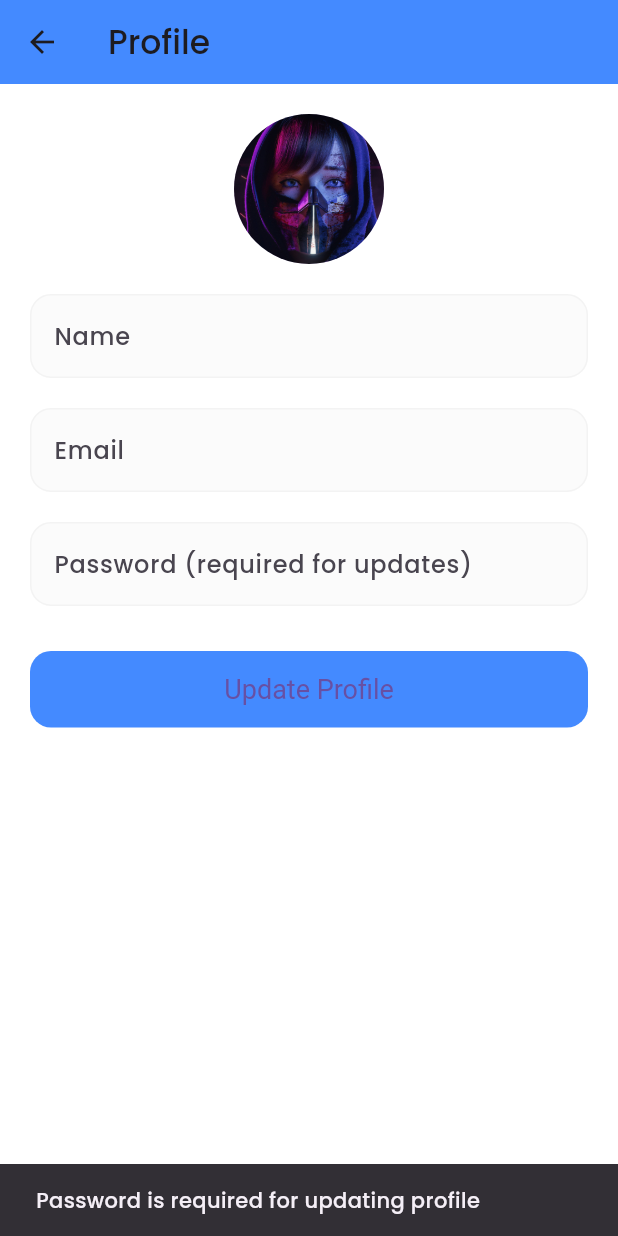
After one commit to afiqamrii/learn_buddy_project, a Flutter app: the ProfileScreen screen opened directly, after a tap on "Update Profile", on a phone screen of 412 x 824 dp. The commit adds this screen. Run offline on Flutter 3.47's test engine with Material 3 defaults, Android fonts, the phone set to English and light mode, and no system bars; our stand-ins replace cloud_firestore, firebase_auth, firebase_core, flutter_svg; accounts and stored records are empty.

Commit message:
new changes

```diff
--- /dev/null
+++ b/lib/auth/firestore_service.dart
@@ -0,0 +1,51 @@
+import 'package:cloud_firestore/cloud_firestore.dart';
+import 'package:firebase_auth/firebase_auth.dart';
+
+class FirestoreService {
+  final FirebaseFirestore _db = FirebaseFirestore.instance;
+  final FirebaseAuth _auth = FirebaseAuth.instance;
+
+  Future<void> updateUserProfile(String name, String email, String password) async {
+    try {
+      User? user = _auth.currentUser;
+
+      if (user != null) {
+        // Create AuthCredential using email and password for re-authentication
+        AuthCredential credential = EmailAuthProvider.credential(
+          email: user.email!, // Use the current email of the user
+          password: password, // Use the password provided by the user
+        );
+
+        // Re-authenticate the user
+        await user.reauthenticateWithCredential(credential);
+
+        // Update Firestore with the new data
+        await _db.collection('users').doc(user.uid).update({
+          'name': name,
+          'email': email,
+        });
+
+        // Update Firebase Authentication profile info
+        await user.updateEmail(email);
+        await user.updateDisplayName(name);
+      }
+    } catch (e) {
+      print('Error updating user profile: $e');
+      throw e; // Handle error as needed
+    }
+  }
+
+  Future<Map<String, dynamic>?> getUserProfile() async {
+    try {
+      User? user = _auth.currentUser;
+
+      if (user != null) {
+        DocumentSnapshot doc = await _db.collection('users').doc(user.uid).get();
+        return doc.data() as Map<String, dynamic>?;
+      }
+    } catch (e) {
+      print('Error fetching user profile: $e');
+    }
+    return null;
+  }
+}
--- a/lib/main.dart
+++ b/lib/main.dart
@@ -1,4 +1,4 @@
-// import 'package:firebase_core/firebase_core.dart';
+import 'package:firebase_core/firebase_core.dart';
 import 'package:flutter/material.dart';
 import 'package:learn_buddy_project/screens/splash/splash_screen.dart';
 import 'package:learn_buddy_project/constants.dart';
@@ -7,7 +7,7 @@ Future<void> main() async{
 
   WidgetsFlutterBinding.ensureInitialized();
 
-  // await Firebase.initializeApp();
+  await Firebase.initializeApp();
 
   runApp(const MyApp());
 }
--- a/lib/screens/home/homescreen.dart
+++ b/lib/screens/home/homescreen.dart
@@ -1,4 +1,5 @@
 import 'package:flutter/material.dart';
+import 'package:learn_buddy_project/screens/home/profile_screen.dart';
 import '../../services/api_service.dart';
 import '../../services/date_utils.dart';
 import '../../widgets/nav_item.dart';
@@ -27,9 +28,18 @@ class _HomeScreenState extends State<HomeScreen> {
             padding: const EdgeInsets.symmetric(horizontal: 22.0, vertical: 60.0),
             child: Row(
               children: [
-                const CircleAvatar(
-                  radius: 25,
-                  backgroundImage: AssetImage('assets/images/dummyWallpaper.jpg'),
+                GestureDetector(
+                  onTap: () {
+                    // Navigate to the ProfileScreen
+                    Navigator.push(
+                      context,
+                      MaterialPageRoute(builder: (context) => ProfileScreen()),
+                    );
+                  },
+                  child: CircleAvatar(
+                    radius: 25,
+                    backgroundImage: AssetImage('assets/images/dummyWallpaper.jpg'),
+                  ),
                 ),
                 const SizedBox(width: 12),
                 Column(
@@ -58,6 +68,7 @@ class _HomeScreenState extends State<HomeScreen> {
               ],
             ),
           ),
+
           AnimatedPositioned(
             duration: const Duration(milliseconds: 300),
             top: _hasSearched ? 0 : null,
--- /dev/null
+++ b/lib/screens/home/profile_screen.dart
@@ -0,0 +1,118 @@
+import 'package:flutter/material.dart';
+import '../../auth/firestore_service.dart'; // Import your FirestoreService
+
+class ProfileScreen extends StatefulWidget {
+  @override
+  _ProfileScreenState createState() => _ProfileScreenState();
+}
+
+class _ProfileScreenState extends State<ProfileScreen> {
+  final TextEditingController _nameController = TextEditingController();
+  final TextEditingController _emailController = TextEditingController();
+  final TextEditingController _passwordController = TextEditingController(); // Password controller
+  final FirestoreService _firestoreService = FirestoreService();
+
+  @override
+  void initState() {
+    super.initState();
+    _loadUserProfile(); // Load profile data when screen initializes
+  }
+
+  Future<void> _loadUserProfile() async {
+    var profileData = await _firestoreService.getUserProfile();
+    if (profileData != null) {
+      setState(() {
+        _nameController.text = profileData['name'] ?? '';
+        _emailController.text = profileData['email'] ?? '';
+      });
+    }
+  }
+
+  @override
+  void dispose() {
+    _nameController.dispose();
+    _emailController.dispose();
+    _passwordController.dispose();
+    super.dispose();
+  }
+
+  void _updateProfile() async {
+    try {
+      String updatedName = _nameController.text;
+      String updatedEmail = _emailController.text;
+      String password = _passwordController.text;
+
+      if (password.isEmpty) {
+        ScaffoldMessenger.of(context).showSnackBar(
+          SnackBar(content: Text('Password is required for updating profile')),
+        );
+        return;
+      }
+
+      // Call the Firestore service to update the profile
+      await _firestoreService.updateUserProfile(updatedName, updatedEmail, password);
+
+      // Show a success message
+      ScaffoldMessenger.of(context).showSnackBar(SnackBar(content: Text('Profile updated successfully')));
+    } catch (e) {
+      // Handle the error (e.g., show an error message)
+      ScaffoldMessenger.of(context).showSnackBar(SnackBar(content: Text('Failed to update profile')));
+    }
+  }
+
+  @override
+  Widget build(BuildContext context) {
+    return Scaffold(
+      appBar: AppBar(
+        title: Text('Profile'),
+        backgroundColor: Colors.blueAccent,
+      ),
+      body: Padding(
+        padding: const EdgeInsets.all(20.0),
+        child: Column(
+          children: [
+            CircleAvatar(
+              radius: 50,
+              backgroundImage: AssetImage('assets/images/dummyWallpaper.jpg'),
+            ),
+            const SizedBox(height: 20),
+            TextField(
+              controller: _nameController,
+              decoration: InputDecoration(
+                labelText: 'Name',
+                border: OutlineInputBorder(),
+              ),
+            ),
+            const SizedBox(height: 20),
+            TextField(
+              controller: _emailController,
+              decoration: InputDecoration(
+                labelText: 'Email',
+                border: OutlineInputBorder(),
+              ),
+            ),
+            const SizedBox(height: 20),
+            TextField(
+              controller: _passwordController, // Password field
+              obscureText: true, // Hide password
+              decoration: InputDecoration(
+                labelText: 'Password (required for updates)',
+                border: OutlineInputBorder(),
+              ),
+            ),
+            const SizedBox(height: 30),
+            ElevatedButton(
+              onPressed: _updateProfile,
+              child: Text('Update Profile'),
+              style: ElevatedButton.styleFrom(
+                backgroundColor: Colors.blueAccent,
+                padding: EdgeInsets.symmetric(horizontal: 50, vertical: 15),
+                textStyle: TextStyle(fontSize: 18),
+              ),
+            ),
+          ],
+        ),
+      ),
+    );
+  }
+}
--- a/pubspec.yaml
+++ b/pubspec.yaml
@@ -19,7 +19,9 @@ dependencies:
   firebase_core: ^2.26.0
   firebase_auth: ^4.17.5
   cloud_firestore: ^4.10.0
-  google_sign_in: ^5.4.2
+#  google_sign_in: ^5.4.2
+#  firebase_storage: ^11.0.16
+#  image_picker: ^0.8.6+1
 
 dev_dependencies:
   flutter_test:
```
Also changed, not shown: pubspec.lock.
